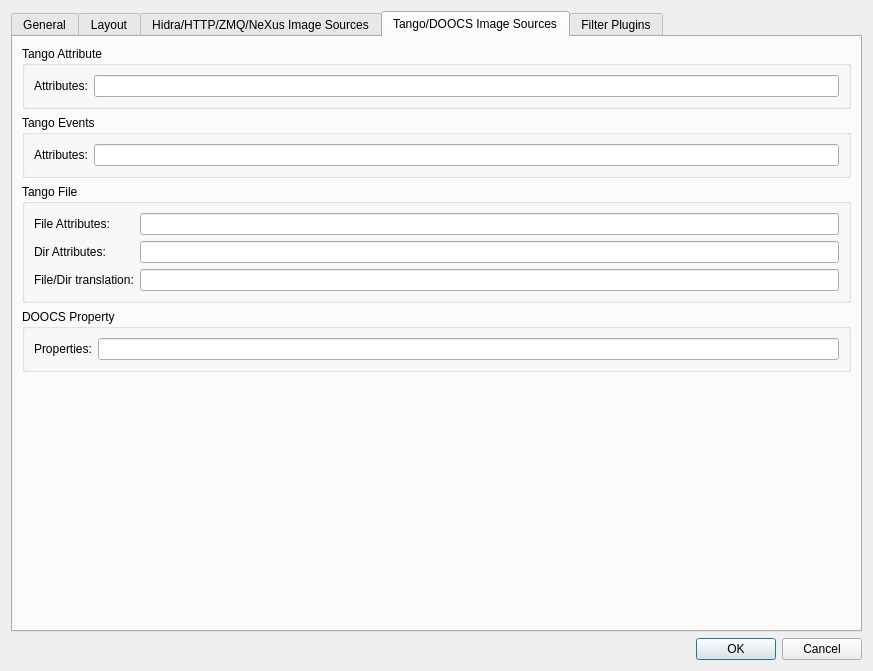
First picture: the form in lavuelib/ui/ConfigDialog.ui, repository syncope/lavue, before the edit.
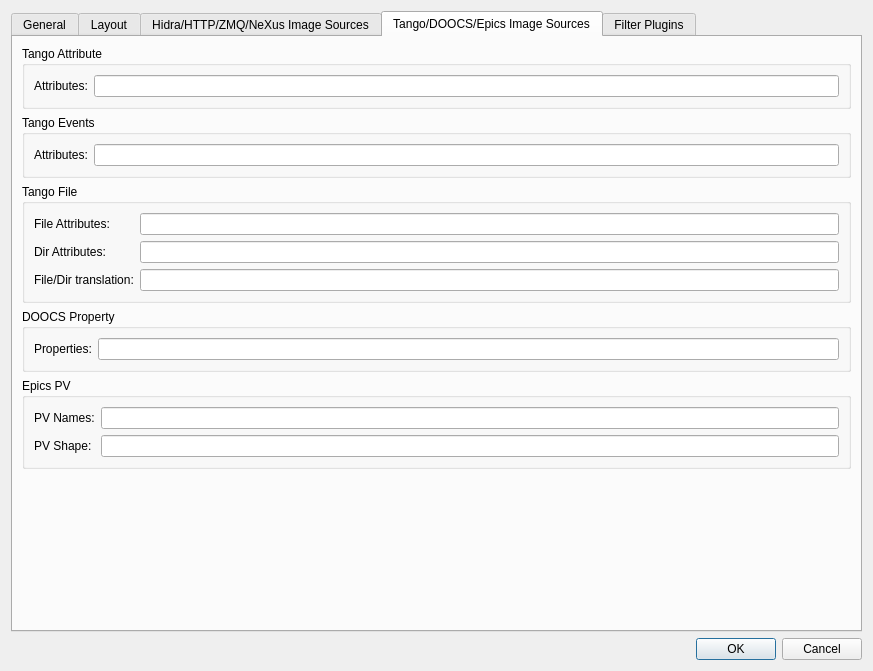
Second picture: the form after the edit. The open tabs and pages were chosen to show the change.

Diff of the .ui file:
```diff
--- a/lavuelib/ui/ConfigDialog.ui
+++ b/lavuelib/ui/ConfigDialog.ui
@@ -1525,7 +1525,7 @@
        </widget>
        <widget class="QWidget" name="tangosourceTab">
         <attribute name="title">
-         <string>Tango/DOOCS Image Sources</string>
+         <string>Tango/DOOCS/Epics Image Sources</string>
         </attribute>
         <layout class="QGridLayout" name="gridLayout_48">
          <item row="0" column="0">
@@ -1690,6 +1690,45 @@
              </layout>
             </widget>
            </item>
+           <item>
+            <widget class="QGroupBox" name="groupBox_4">
+             <property name="title">
+              <string>Epics PV</string>
+             </property>
+             <layout class="QGridLayout" name="gridLayout_31">
+              <item row="0" column="0">
+               <layout class="QGridLayout" name="gridLayout_30">
+                <item row="0" column="1">
+                 <widget class="QLineEdit" name="pvnameLineEdit"/>
+                </item>
+                <item row="0" column="0">
+                 <widget class="QLabel" name="pvnameLabel">
+                  <property name="text">
+                   <string>PV Names:</string>
+                  </property>
+                  <property name="buddy">
+                   <cstring>pvnameLineEdit</cstring>
+                  </property>
+                 </widget>
+                </item>
+                <item row="1" column="0">
+                 <widget class="QLabel" name="pvshapeLabel">
+                  <property name="text">
+                   <string>PV Shape:</string>
+                  </property>
+                  <property name="buddy">
+                   <cstring>pvshapeLineEdit</cstring>
+                  </property>
+                 </widget>
+                </item>
+                <item row="1" column="1">
+                 <widget class="QLineEdit" name="pvshapeLineEdit"/>
+                </item>
+               </layout>
+              </item>
+             </layout>
+            </widget>
+           </item>
           </layout>
          </item>
          <item row="3" column="0">
```
Left out of the diff: 2 changed lines with no effect on the pictures.
